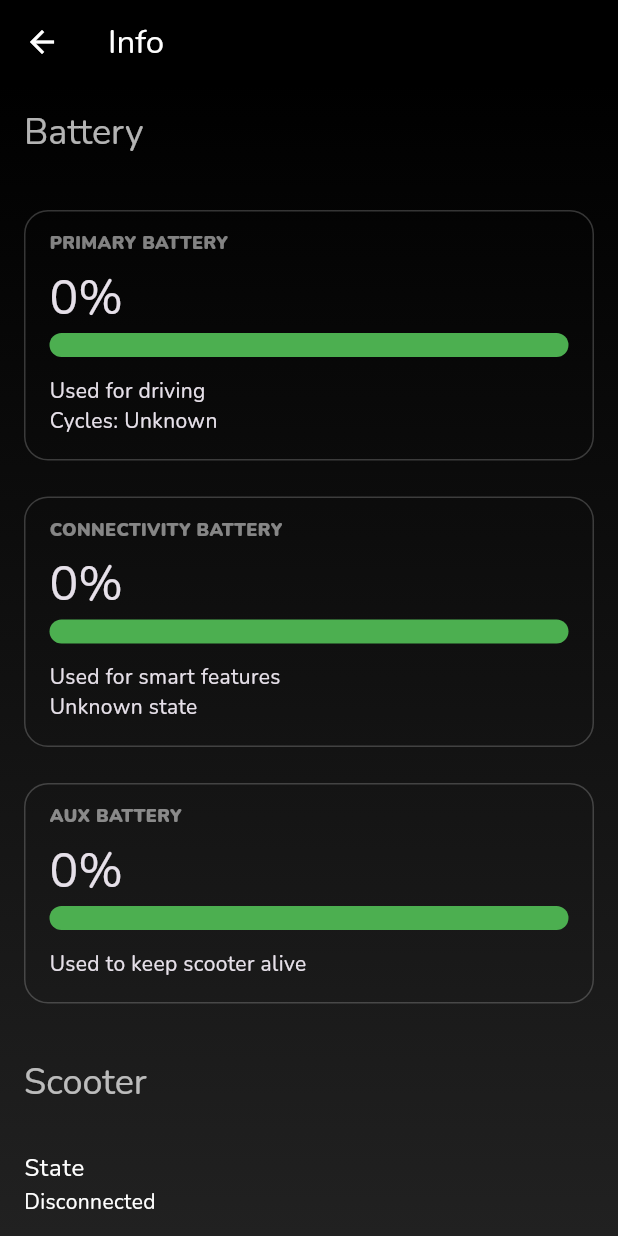
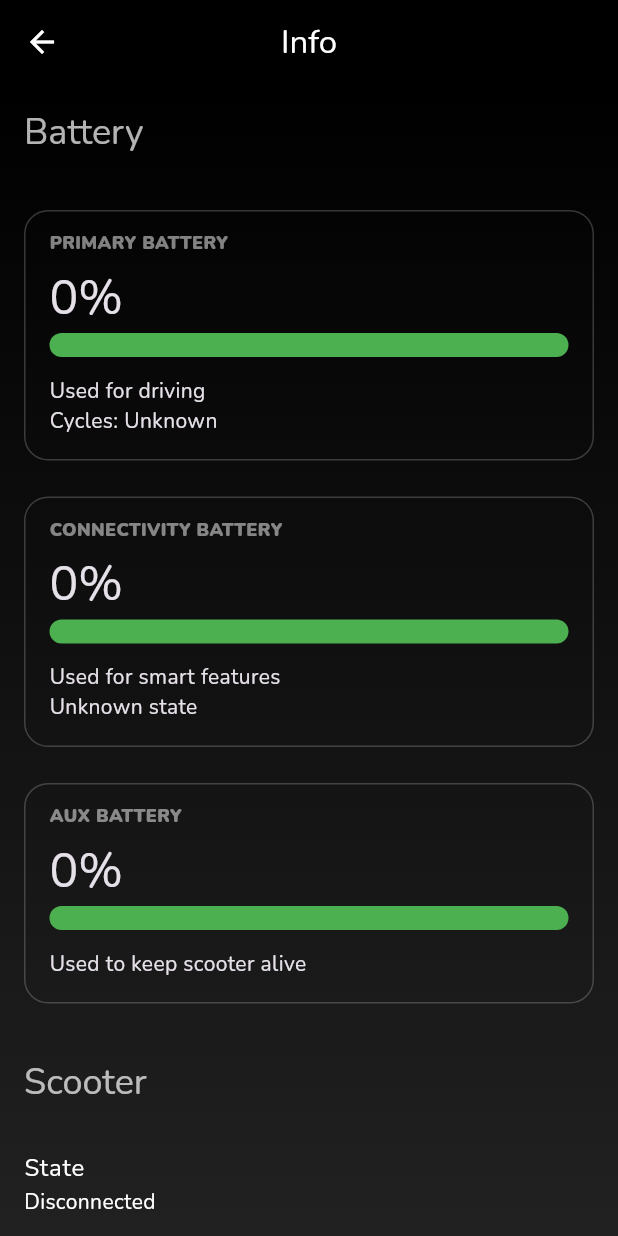
Before and after one commit to reunu/unustasis, a Flutter app: the StatsScreen screen opened directly with empty values, on a phone screen of 412 x 824 dp. Run offline on Flutter 3.47's test engine with Material 3 defaults, Android fonts, the phone set to English and light mode, and no system bars; drawn by our look-alikes of sticky_headers; our stand-ins replace flutter_blue_plus, fluttertoast, google_fonts, rxdart, shared_preferences; accounts and stored records are empty.

Commit message:
Working onboarding, some styling fixes, color selection

```diff
--- a/lib/main.dart
+++ b/lib/main.dart
@@ -22,6 +22,9 @@ class _MyAppState extends State<MyApp> {
     return MaterialApp(
       title: 'Unustasis',
       darkTheme: ThemeData(
+        appBarTheme: const AppBarTheme(
+          centerTitle: true,
+        ),
         textTheme: GoogleFonts.nunitoTextTheme(
             ThemeData(brightness: Brightness.dark).textTheme),
         brightness: Brightness.dark,
--- a/lib/onboarding_screen.dart
+++ b/lib/onboarding_screen.dart
@@ -132,15 +132,14 @@ class _OnboardingScreenState extends State<OnboardingScreen> {
           ),
           const SizedBox(height: 16),
           Text(
-            "Your scooter is now connected and ready to use. Press the button below to finish onboarding.",
+            "If your phone asks you to pair, please accept and enter the code on your scooter's display. Press the button below to finish onboarding.",
             style: Theme.of(context).textTheme.titleMedium,
             textAlign: TextAlign.center,
           ),
           const SizedBox(height: 40),
           ElevatedButton(
             style: ElevatedButton.styleFrom(
-              minimumSize: const Size.fromHeight(
-                  60), // fromHeight use double.infinity as width and 40 is the height
+              minimumSize: const Size.fromHeight(60),
             ),
             onPressed: () {
               log("Next");
--- a/lib/stats_screen.dart
+++ b/lib/stats_screen.dart
@@ -1,4 +1,5 @@
 import 'package:flutter/material.dart';
+import 'package:shared_preferences/shared_preferences.dart';
 import 'package:sticky_headers/sticky_headers/widget.dart';
 import 'package:unustasis/scooter_service.dart';
 import 'package:unustasis/scooter_state.dart';
@@ -13,6 +14,29 @@ class StatsScreen extends StatefulWidget {
 }
 
 class _StatsScreenState extends State<StatsScreen> {
+  int color = 0;
+
+  @override
+  void initState() {
+    super.initState();
+    getColor();
+  }
+
+  void getColor() async {
+    SharedPreferences prefs = await SharedPreferences.getInstance();
+    setState(() {
+      color = prefs.getInt("color") ?? 0;
+    });
+  }
+
+  void setColor(int newColor) async {
+    setState(() {
+      color = newColor;
+    });
+    SharedPreferences prefs = await SharedPreferences.getInstance();
+    prefs.setInt("color", color);
+  }
+
   @override
   Widget build(BuildContext context) {
     return Scaffold(
@@ -54,7 +78,7 @@ class _StatsScreenState extends State<StatsScreen> {
           shrinkWrap: true,
           children: [
             StickyHeader(
-              header: _header("Battery"),
+              header: const Header("Battery"),
               content: Padding(
                 padding: const EdgeInsets.all(8.0),
                 child: Column(
@@ -130,7 +154,7 @@ class _StatsScreenState extends State<StatsScreen> {
               ),
             ),
             StickyHeader(
-              header: _header("Scooter"),
+              header: const Header("Scooter"),
               content: Column(
                 children: [
                   StreamBuilder<ScooterState?>(
@@ -167,27 +191,62 @@ class _StatsScreenState extends State<StatsScreen> {
                 ],
               ),
             ),
+            StickyHeader(
+              header: Header("Settings"),
+              content: Column(
+                children: [
+                  // TODO: Move "Forget scooter" here
+                  ListTile(
+                    title: const Text("Scooter color (will update on restart)"),
+                    subtitle: DropdownButtonFormField(
+                      padding: const EdgeInsets.only(top: 4),
+                      value: color,
+                      isExpanded: true,
+                      decoration: const InputDecoration(
+                        contentPadding: EdgeInsets.all(16),
+                      ),
+                      dropdownColor: Theme.of(context).colorScheme.background,
+                      items: const [
+                        DropdownMenuItem(
+                          value: 0,
+                          child: Text("Black"),
+                        ),
+                        DropdownMenuItem(
+                          value: 1,
+                          child: Text("White"),
+                        ),
+                        DropdownMenuItem(
+                          value: 2,
+                          child: Text("Pine"),
+                        ),
+                        DropdownMenuItem(
+                          value: 3,
+                          child: Text("Stone"),
+                        ),
+                        DropdownMenuItem(
+                          value: 4,
+                          child: Text("Coral"),
+                        ),
+                        DropdownMenuItem(
+                          value: 5,
+                          child: Text("Red"),
+                        ),
+                        DropdownMenuItem(
+                          value: 6,
+                          child: Text("Blue"),
+                        ),
+                      ],
+                      onChanged: (newColor) {
+                        setColor(newColor!);
+                      },
+                    ),
+                  ),
+                ],
+              ),
+            ),
+            const SizedBox(height: 40),
           ],
         ),
-      ),
-    );
-  }
-
-  Widget _header(String title) {
-    return Container(
-      //color: Theme.of(context).colorScheme.background,
-      child: Row(
-        children: [
-          Padding(
-            padding:
-                const EdgeInsets.symmetric(horizontal: 16.0, vertical: 16.0),
-            child: Text(title,
-                style: Theme.of(context)
-                    .textTheme
-                    .headlineSmall!
-                    .copyWith(color: Colors.white70)),
-          ),
-        ],
       ),
     );
   }
@@ -221,6 +280,8 @@ class _StatsScreenState extends State<StatsScreen> {
               value: soc / 100,
               borderRadius: BorderRadius.circular(16.0),
               minHeight: 16,
+              color:
+                  soc < 15 ? Colors.red : Theme.of(context).colorScheme.primary,
             ),
             const SizedBox(height: 12.0),
             ...infos.map((info) => Text(info)),
@@ -230,3 +291,29 @@ class _StatsScreenState extends State<StatsScreen> {
     );
   }
 }
+
+class Header extends StatelessWidget {
+  const Header(this.title, {super.key});
+
+  final String title;
+
+  @override
+  Widget build(BuildContext context) {
+    return Container(
+      //color: Theme.of(context).colorScheme.background,
+      child: Row(
+        children: [
+          Padding(
+            padding:
+                const EdgeInsets.symmetric(horizontal: 16.0, vertical: 16.0),
+            child: Text(title,
+                style: Theme.of(context)
+                    .textTheme
+                    .headlineSmall!
+                    .copyWith(color: Colors.white70)),
+          ),
+        ],
+      ),
+    );
+  }
+}
```
Also changed, not shown: lib/control_screen.dart (+46 -33 lines), lib/home_screen.dart (+18 -3 lines), lib/scooter_service.dart (+32 -23 lines), lib/scooter_visual.dart (+12 -3 lines), pubspec.yaml (+7 -1 lines), images/scooter/base.png (deleted), images/scooter/base_0.png (added), images/scooter/base_1.png (added), images/scooter/base_2.png (added), images/scooter/base_3.png (added), images/scooter/base_4.png (added), images/scooter/base_5.png (added), images/scooter/base_6.png (added), images/scooter/blinker_l.png, 3 more files, 2 other files.
